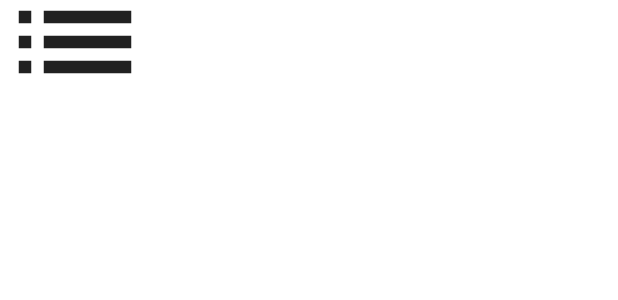
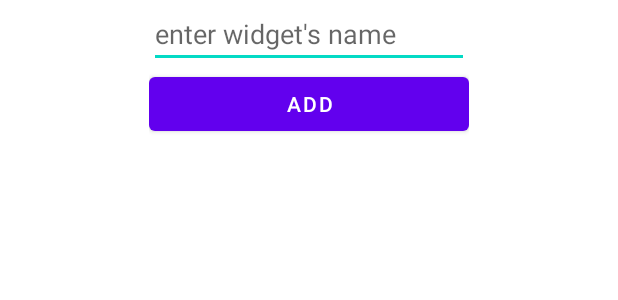
Before and after one commit to Truong-Giangg/SmartHRT, an Android app: the layout activity_main_menu.xml on its own in the app's theme, with its tools: preview values and no code run, on a phone screen of 412 x 824 dp. Shown: the top 300 px of the screen. Run offline under Robolectric (Android 15) with nearby library versions, the phone set to English and light mode, and no system bars; Roboto replaces fonts that are not available here.

Commit message:
Add widget feature

```diff
--- /dev/null
+++ b/app/src/main/res/drawable/btn_bg.xml
@@ -0,0 +1,6 @@
+<?xml version="1.0" encoding="utf-8"?>
+<shape android:shape="rectangle" xmlns:android="http://schemas.android.com/apk/res/android">
+    <solid android:color="#f1cade"/>
+    <corners android:radius="10dp"/>
+
+</shape>
--- a/app/src/main/res/layout/activity_main_menu.xml
+++ b/app/src/main/res/layout/activity_main_menu.xml
@@ -1,32 +1,46 @@
 <?xml version="1.0" encoding="utf-8"?>
-<androidx.drawerlayout.widget.DrawerLayout xmlns:android="http://schemas.android.com/apk/res/android"
+<RelativeLayout xmlns:android="http://schemas.android.com/apk/res/android"
     xmlns:app="http://schemas.android.com/apk/res-auto"
     xmlns:tools="http://schemas.android.com/tools"
-    android:id="@+id/draw_layout"
     android:layout_width="match_parent"
     android:layout_height="match_parent"
-    tools:context=".MainMenu"
-    android:fitsSystemWindows="true"
-    tools:openDrawer="start">
+    tools:context=".MainMenu">
+    <LinearLayout
+        android:layout_width="wrap_content"
+        android:layout_height="wrap_content"
+        android:layout_centerHorizontal="true"
+        android:layout_alignParentTop="true"
+        android:orientation="vertical">
 
-    <androidx.constraintlayout.widget.ConstraintLayout
-        android:layout_width="match_parent"
-        android:layout_height="match_parent"
-        android:background="#FFFFFF">
-
-        <androidx.appcompat.widget.Toolbar
-            android:id="@+id/toolbar"
-            android:layout_width="0dp"
+        <EditText
+            android:id="@+id/widgetName"
+            android:layout_width="wrap_content"
             android:layout_height="wrap_content"
-            android:background="#00008577"
-            android:minHeight="?attr/actionBarSize"
-            android:theme="?attr/actionBarTheme"
-            app:layout_constraintEnd_toEndOf="parent"
-            app:layout_constraintStart_toStartOf="parent"
-            app:layout_constraintTop_toTopOf="parent"
-            app:navigationIcon="@drawable/menu"
-            />
+            android:layout_centerHorizontal="true"
+            android:ems="10"
+            android:inputType="textPersonName"
+            android:hint="enter widget's name" />
+        <Button
+            android:id="@+id/addWidget"
+            android:layout_width="match_parent"
+            android:layout_height="wrap_content"
+            android:layout_centerHorizontal="true"
 
 
-    </androidx.constraintlayout.widget.ConstraintLayout>
-</androidx.drawerlayout.widget.DrawerLayout>
+            android:text="Add" />
+
+        <ScrollView
+            android:layout_width="wrap_content"
+            android:layout_height="wrap_content"
+            android:layout_below="@+id/addWidget"
+            android:layout_centerHorizontal="true">
+            <LinearLayout
+                android:layout_width="wrap_content"
+                android:layout_height="wrap_content"
+                android:orientation="vertical"
+                android:id="@+id/layout">
+
+            </LinearLayout>
+        </ScrollView>
+    </LinearLayout>
+</RelativeLayout>
```
Also changed, not shown: app/src/main/java/com/first_java_app/smarthrt/MainMenu.java (+172 -10 lines), app/src/main/java/com/first_java_app/smarthrt/UserHelperClassGadget.java (added, +34 -0 lines), app/src/main/java/com/first_java_app/smarthrt/UserMenu.java (+7 -0 lines), app/src/main/res/drawable/btn_bg_1.xml (added, +7 -0 lines).
